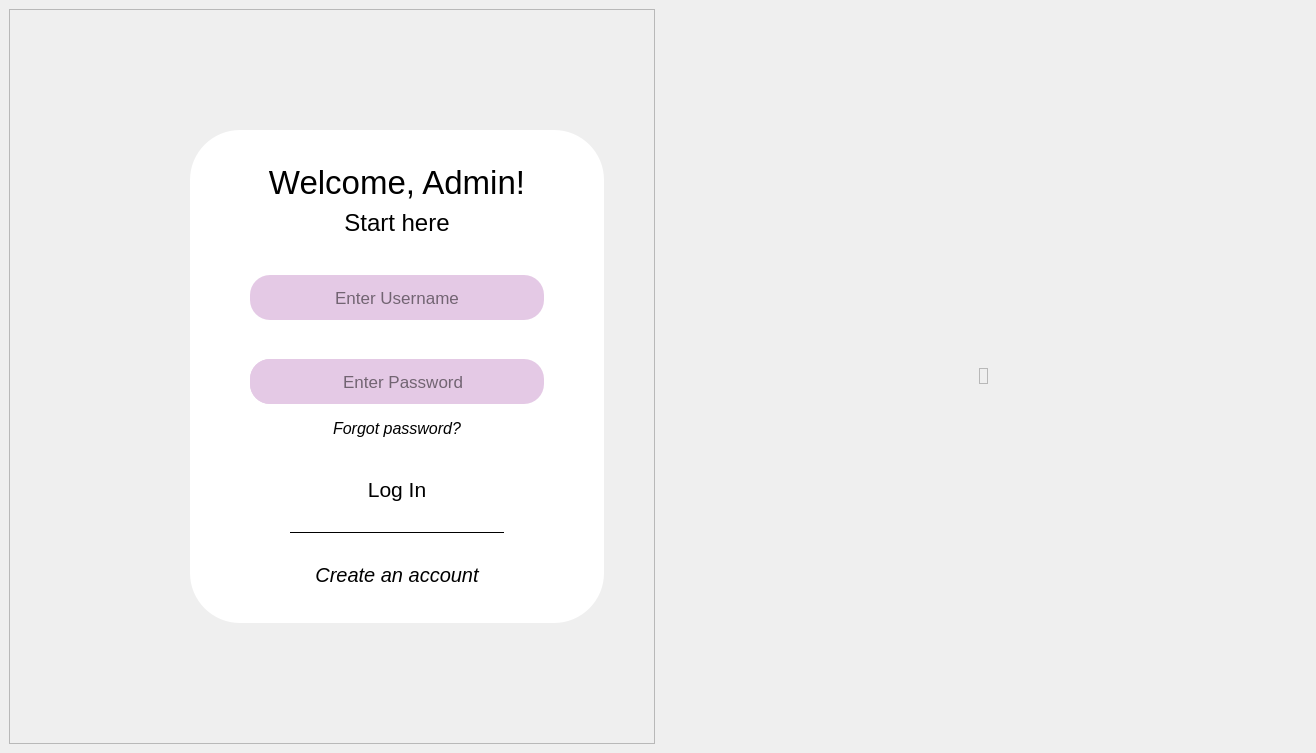
First picture: the form in ui/login.ui, repository alexskh5/ENTRYSAFE, before the edit.
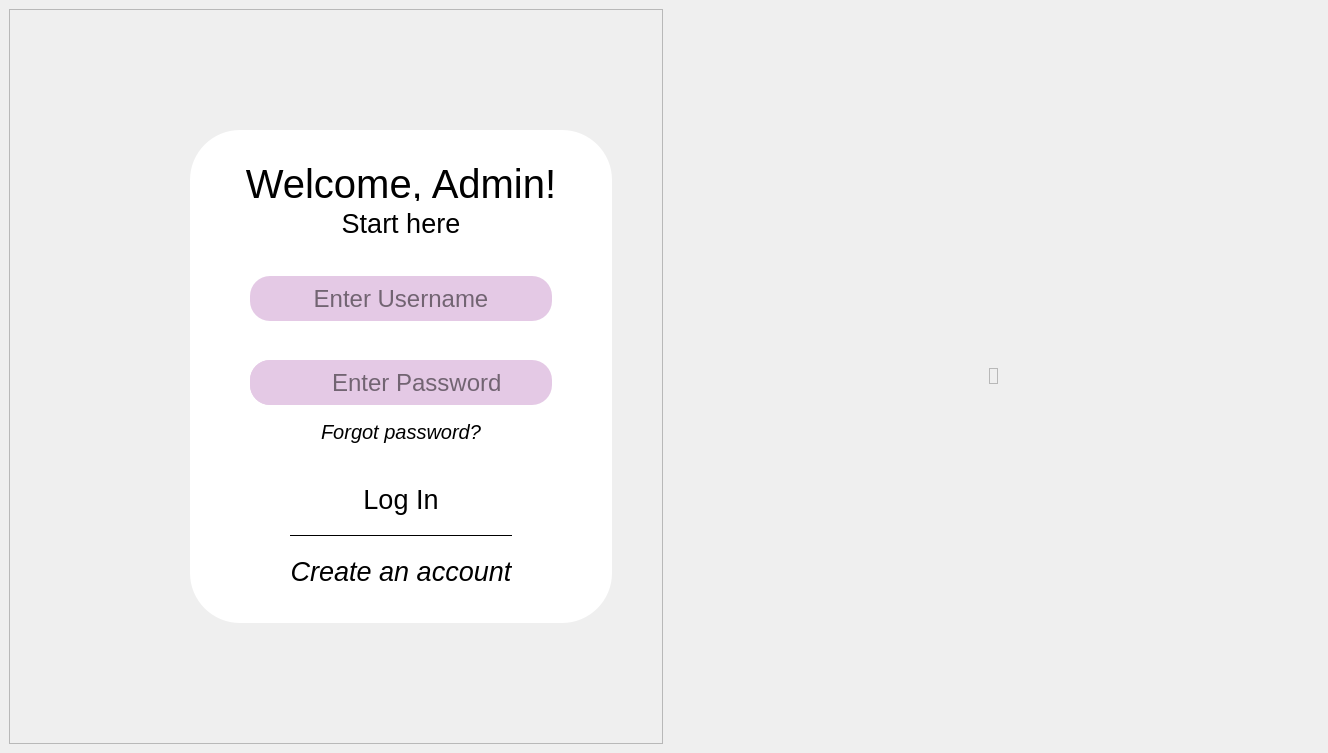
Second picture: the form after the edit. Icons and pictures are not drawn.

```diff
--- a/ui/login.ui
+++ b/ui/login.ui
@@ -6,7 +6,7 @@
    <rect>
     <x>0</x>
     <y>0</y>
-    <width>1316</width>
+    <width>1328</width>
     <height>753</height>
    </rect>
   </property>
@@ -121,7 +121,7 @@
                </property>
                <property name="font">
                 <font>
-                 <pointsize>25</pointsize>
+                 <pointsize>30</pointsize>
                 </font>
                </property>
                <property name="text">
@@ -142,7 +142,7 @@
                </property>
                <property name="font">
                 <font>
-                 <pointsize>18</pointsize>
+                 <pointsize>20</pointsize>
                 </font>
                </property>
                <property name="text">
@@ -228,7 +228,7 @@
                </property>
                <property name="font">
                 <font>
-                 <pointsize>13</pointsize>
+                 <pointsize>18</pointsize>
                 </font>
                </property>
                <property name="styleSheet">
@@ -306,7 +306,7 @@
                   </property>
                   <property name="font">
                    <font>
-                    <pointsize>13</pointsize>
+                    <pointsize>18</pointsize>
                    </font>
                   </property>
                   <property name="styleSheet">
@@ -347,7 +347,7 @@
               <widget class="QPushButton" name="forgotBtn">
                <property name="font">
                 <font>
-                 <pointsize>12</pointsize>
+                 <pointsize>15</pointsize>
                  <italic>true</italic>
                  <underline>false</underline>
                 </font>
@@ -388,7 +388,7 @@
             </property>
             <layout class="QVBoxLayout" name="verticalLayout_6">
              <property name="spacing">
-              <number>30</number>
+              <number>20</number>
              </property>
              <property name="leftMargin">
               <number>50</number>
@@ -419,7 +419,7 @@
               <widget class="QPushButton" name="loginBtn">
                <property name="font">
                 <font>
-                 <pointsize>16</pointsize>
+                 <pointsize>20</pointsize>
                 </font>
                </property>
                <property name="styleSheet">
@@ -447,7 +447,7 @@
               <widget class="QPushButton" name="createBtn">
                <property name="font">
                 <font>
-                 <pointsize>15</pointsize>
+                 <pointsize>20</pointsize>
                  <italic>true</italic>
                 </font>
                </property>
```
